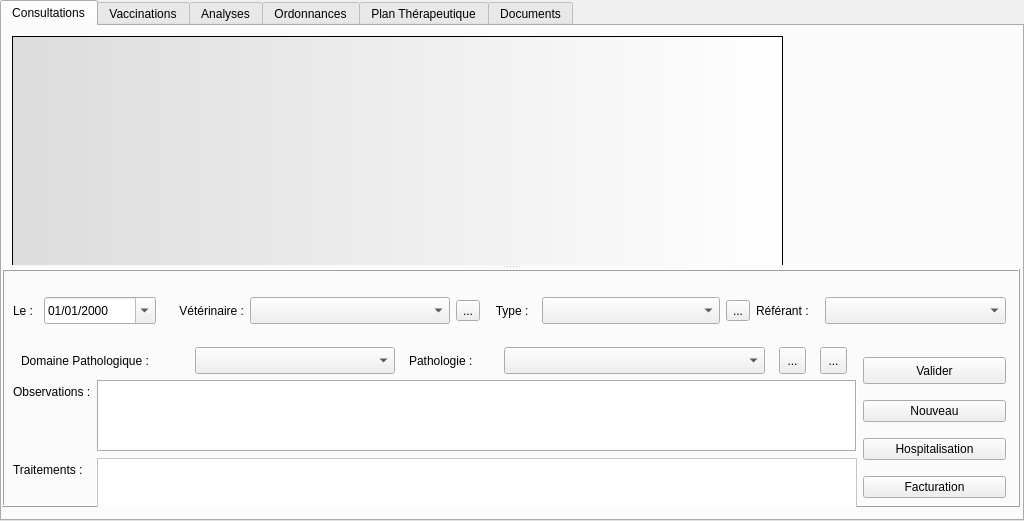
FrancoisBagaini/OpenVet0.2, file VetGUI/Form_medical.ui: the form before one commit.
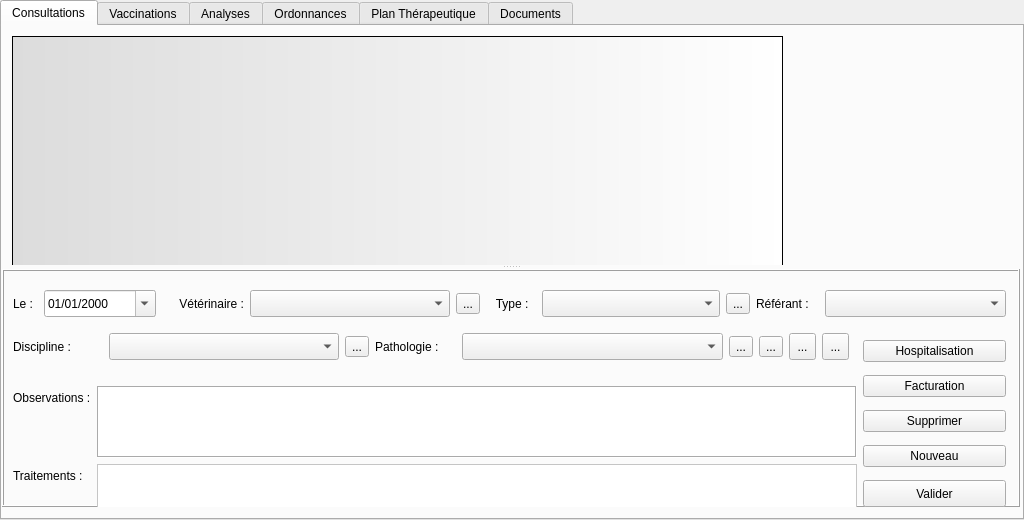
The form after the commit. Icons and pictures are not drawn. Custom widgets are drawn as their Qt base class.

```diff
--- a/VetGUI/Form_medical.ui
+++ b/VetGUI/Form_medical.ui
@@ -7,7 +7,7 @@
     <x>0</x>
     <y>0</y>
     <width>1024</width>
-    <height>521</height>
+    <height>520</height>
    </rect>
   </property>
   <property name="currentIndex">
@@ -353,12 +353,12 @@
               <widget class="QLabel" name="label_17">
                <property name="maximumSize">
                 <size>
-                 <width>160</width>
+                 <width>90</width>
                  <height>27</height>
                 </size>
                </property>
                <property name="text">
-                <string>Domaine Pathologique :</string>
+                <string>Discipline :</string>
                </property>
               </widget>
              </item>
@@ -366,16 +366,16 @@
               <widget class="MyComboBox" name="comboBox_PathologieDomaine">
                <property name="minimumSize">
                 <size>
-                 <width>191</width>
-                 <height>27</height>
-                </size>
-               </property>
-               <property name="maximumSize">
-                <size>
                  <width>200</width>
                  <height>27</height>
                 </size>
                </property>
+               <property name="maximumSize">
+                <size>
+                 <width>230</width>
+                 <height>27</height>
+                </size>
+               </property>
                <property name="toolTip">
                 <string>Domaine pathologique dominant de la consultation</string>
                </property>
@@ -384,6 +384,23 @@
                </property>
               </widget>
              </item>
+             <item>
+              <widget class="QToolButton" name="toolButton_EditDomaine">
+               <property name="text">
+                <string>...</string>
+               </property>
+               <property name="icon">
+                <iconset resource="resources.qrc">
+                 <normaloff>:/newPrefix/images/edit1.png</normaloff>:/newPrefix/images/edit1.png</iconset>
+               </property>
+               <property name="iconSize">
+                <size>
+                 <width>20</width>
+                 <height>20</height>
+                </size>
+               </property>
+              </widget>
+             </item>
              <item>
               <widget class="QLabel" name="label_Pathologie">
                <property name="minimumSize">
@@ -428,6 +445,46 @@
                </property>
               </widget>
              </item>
+             <item>
+              <widget class="QToolButton" name="toolButton_EditPathologie">
+               <property name="toolTip">
+                <string>Editer les pathologies</string>
+               </property>
+               <property name="text">
+                <string>...</string>
+               </property>
+               <property name="icon">
+                <iconset resource="resources.qrc">
+                 <normaloff>:/newPrefix/images/edit1.png</normaloff>:/newPrefix/images/edit1.png</iconset>
+               </property>
+               <property name="iconSize">
+                <size>
+                 <width>20</width>
+                 <height>20</height>
+                </size>
+               </property>
+              </widget>
+             </item>
+             <item>
+              <widget class="QToolButton" name="toolButton_ScanPathologie">
+               <property name="toolTip">
+                <string>Rechercher une pathologie</string>
+               </property>
+               <property name="text">
+                <string>...</string>
+               </property>
+               <property name="icon">
+                <iconset resource="resources.qrc">
+                 <normaloff>:/newPrefix/images/loupe2.png</normaloff>:/newPrefix/images/loupe2.png</iconset>
+               </property>
+               <property name="iconSize">
+                <size>
+                 <width>20</width>
+                 <height>20</height>
+                </size>
+               </property>
+              </widget>
+             </item>
              <item>
               <widget class="QToolButton" name="toolButton_Pathologie">
                <property name="minimumSize">
@@ -491,6 +548,28 @@
              </item>
             </layout>
            </item>
+           <item>
+            <widget class="QLabel" name="label_Pathologies">
+             <property name="maximumSize">
+              <size>
+               <width>16777215</width>
+               <height>27</height>
+              </size>
+             </property>
+             <property name="toolTip">
+              <string>Pathologies selectionnées</string>
+             </property>
+             <property name="text">
+              <string/>
+             </property>
+             <property name="textFormat">
+              <enum>Qt::RichText</enum>
+             </property>
+             <property name="alignment">
+              <set>Qt::AlignCenter</set>
+             </property>
+            </widget>
+           </item>
            <item>
             <layout class="QFormLayout" name="formLayout">
              <property name="fieldGrowthPolicy">
@@ -578,32 +657,6 @@
          </item>
          <item>
           <layout class="QVBoxLayout" name="verticalLayout">
-           <item>
-            <widget class="QPushButton" name="pushButton_valider">
-             <property name="minimumSize">
-              <size>
-               <width>0</width>
-               <height>27</height>
-              </size>
-             </property>
-             <property name="toolTip">
-              <string>Enregistrer cette consultation</string>
-             </property>
-             <property name="text">
-              <string>Valider</string>
-             </property>
-            </widget>
-           </item>
-           <item>
-            <widget class="QPushButton" name="pushButton_Nouveau">
-             <property name="toolTip">
-              <string>Nouvelle Consultation</string>
-             </property>
-             <property name="text">
-              <string>Nouveau</string>
-             </property>
-            </widget>
-           </item>
            <item>
             <widget class="QPushButton" name="pushButton_Hospit">
              <property name="toolTip">
@@ -624,6 +677,42 @@
              </property>
             </widget>
            </item>
+           <item>
+            <widget class="QPushButton" name="pushButton_Supprimer">
+             <property name="toolTip">
+              <string>Supprimer cette consultation</string>
+             </property>
+             <property name="text">
+              <string>Supprimer</string>
+             </property>
+            </widget>
+           </item>
+           <item>
+            <widget class="QPushButton" name="pushButton_Nouveau">
+             <property name="toolTip">
+              <string>Ajouter une nouvelle consultation</string>
+             </property>
+             <property name="text">
+              <string>Nouveau</string>
+             </property>
+            </widget>
+           </item>
+           <item>
+            <widget class="QPushButton" name="pushButton_valider">
+             <property name="minimumSize">
+              <size>
+               <width>0</width>
+               <height>27</height>
+              </size>
+             </property>
+             <property name="toolTip">
+              <string>Enregistrer cette consultation</string>
+             </property>
+             <property name="text">
+              <string>Valider</string>
+             </property>
+            </widget>
+           </item>
           </layout>
          </item>
         </layout>
```
Left out of the diff: 11 changed lines with no effect on the pictures.
